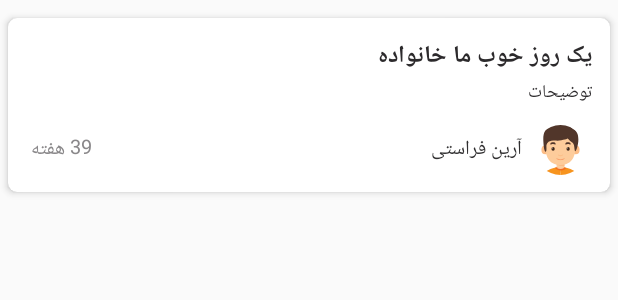
After one commit to farzinnasiri/Rasm-travel-advisor, an Android app: the layout adventure_item.xml on its own in the app's theme, with its tools: preview values and no code run, on a phone screen of 412 x 824 dp. The commit adds this screen. Shown: the top 300 px of the screen. Run offline under Robolectric (Android 15) with nearby library versions, the phone set to English and light mode, and no system bars.

Commit message:
adventure card layout added

```diff
--- /dev/null
+++ b/app/src/main/java/com/rasm/adapters/AdventuresRecylerViewAdapter.java
@@ -0,0 +1,35 @@
+package com.rasm.adapters;
+
+import android.support.annotation.NonNull;
+import android.support.v7.widget.RecyclerView;
+import android.view.View;
+import android.view.ViewGroup;
+
+public class AdventuresRecylerViewAdapter extends
+        RecyclerView.Adapter<AdventuresRecylerViewAdapter.ViewHolder> {
+
+
+    @NonNull
+    @Override
+    public ViewHolder onCreateViewHolder(@NonNull ViewGroup viewGroup, int i) {
+        return null;
+    }
+
+    @Override
+    public void onBindViewHolder(@NonNull ViewHolder viewHolder, int i) {
+
+    }
+
+    @Override
+    public int getItemCount() {
+        return 0;
+    }
+
+    public class ViewHolder extends RecyclerView.ViewHolder{
+
+    public ViewHolder(@NonNull View itemView) {
+        super(itemView);
+    }
+}
+
+}
--- a/app/src/main/java/com/rasm/database/SQLiteOpenHelperExtender.java
+++ b/app/src/main/java/com/rasm/database/SQLiteOpenHelperExtender.java
@@ -50,10 +50,9 @@ public class SQLiteOpenHelperExtender extends SQLiteOpenHelper {
             + UserContract.UserEntry.COLUMN_VISIBILITY + " INTEGER NOT NULL DEFAULT 0, "
             + UserContract.UserEntry.COLUMN_UPLOADEDFILES + " BLOB, "
             + UserContract.UserEntry.COLUMN_SCORE + " INTEGER NOT NULL DEFAULT 0);";
-    private static final String SQL_CREATE_ENTRIES_USER_ADVENTURE = "CREATE TABLE IF NOT EXISTS " + UserAdventureContract.UserAdventureEntry.TABLE_NAME + " ("
-//            +UserContract.UserEntry._ID+" INTEGER PRIMARY KEY AUTOINCREMENT, "
+    private static final String SQL_CREATE_ENTRIES_USER_ADVENTURE = "CREATE TABLE IF NOT EXISTS " + UserAdventureContract.UserAdventureEntry.TABLE_NAME
             + "FOREIGN KEY(" + UserAdventureContract.UserAdventureEntry.COLUMN_ADVENTUTRE + ") REFERENCES " + AdventureContract.AdventureEntry.TABLE_NAME + "(" + AdventureContract.AdventureEntry._ID + ")  ON DELETE CASCADE ON UPDATE CASCADE , "
-            + "FOREIGN KEY(" + UserAdventureContract.UserAdventureEntry.COLUMN_USER + ") REFERENCES " + UserContract.UserEntry.TABLE_NAME + "(" + UserContract.UserEntry._COLUMN_NAME + ")  ON DELETE CASCADE ON UPDATE CASCADE;";
+            + "FOREIGN KEY(" + UserAdventureContract.UserAdventureEntry.COLUMN_USER + ") REFERENCES " + UserContract.UserEntry.TABLE_NAME + "(" + UserContract.UserEntry._COLUMN_NAME + ")  ON DELETE CASCADE ON UPDATE CASCADE);";
     private static final String SQL_CREATE_ENTRIES_PLACES = "CREATE TABLE IF NOT EXISTS " + PlaceContract.PlaceEntry.TABLE_NAME + " ("
             + PlaceContract.PlaceEntry._ID + " INTEGER PRIMARY KEY AUTOINCREMENT, "
             + PlaceContract.PlaceEntry.COLUMN_DESCRIPTION + " TEXT, "
--- a/app/src/main/java/com/rasm/fragments/AllAdventuresFragment.java
+++ b/app/src/main/java/com/rasm/fragments/AllAdventuresFragment.java
@@ -11,7 +11,6 @@ import android.view.ViewGroup;
 import com.rasm.R;
 
 public class AllAdventuresFragment extends Fragment {
-
 
 
     public AllAdventuresFragment(){
--- /dev/null
+++ b/app/src/main/res/layout/adventure_item.xml
@@ -0,0 +1,103 @@
+<?xml version="1.0" encoding="utf-8"?>
+
+<android.support.v7.widget.CardView xmlns:android="http://schemas.android.com/apk/res/android"
+    xmlns:app="http://schemas.android.com/apk/res-auto"
+    xmlns:card_view="http://schemas.android.com/tools"
+    android:id="@+id/itemCrdPostHolder"
+    android:layout_width="match_parent"
+    android:layout_height="wrap_content"
+    android:layout_marginHorizontal="5dp"
+    android:layout_marginTop="12dp"
+    app:cardBackgroundColor="@color/white"
+    app:cardCornerRadius="6dp"
+    app:cardElevation="3dp">
+
+    <RelativeLayout
+        android:layout_width="match_parent"
+        android:layout_height="wrap_content"
+        android:orientation="vertical"
+        android:paddingLeft="12dp"
+        android:paddingTop="12dp"
+        android:paddingRight="12dp">
+
+        <LinearLayout
+            android:id="@+id/lnrContainer2"
+            android:layout_width="match_parent"
+            android:layout_height="wrap_content"
+            android:gravity="right|center_vertical"
+            android:orientation="horizontal"
+            android:weightSum="1">
+
+            <TextView
+                android:id="@+id/adventure_card_title"
+                android:layout_width="0dp"
+                android:layout_height="match_parent"
+                android:layout_weight="0.8"
+                android:gravity="right|center_vertical"
+                android:lineSpacingExtra="2dp"
+                android:text="یک روز خوب ما خانواده"
+                android:textColor="#2C2A2C"
+                android:textDirection="anyRtl"
+                android:textSize="16sp"
+                android:textStyle="bold" />
+
+        </LinearLayout>
+
+        <RelativeLayout
+            android:id="@+id/adventure_card_username"
+            android:layout_width="match_parent"
+            android:layout_height="40dp"
+            android:layout_below="@+id/adventure_desc"
+            android:layout_marginTop="8dp"
+            android:layout_marginBottom="8dp"
+            android:padding="3dp">
+
+            <TextView
+                android:id="@+id/itemTxtAuthorName"
+                android:layout_width="wrap_content"
+                android:layout_height="match_parent"
+                android:layout_marginRight="8dp"
+                android:layout_toLeftOf="@+id/adventure_card_profile_photo"
+                android:gravity="center_vertical"
+                android:text="آرین فراستی"
+                android:textColor="#313031"
+                android:textSize="13sp" />
+
+            <TextView
+                android:id="@+id/adventure_card_date"
+                android:layout_width="wrap_content"
+                android:layout_height="match_parent"
+                android:layout_alignParentLeft="true"
+                android:layout_toLeftOf="@+id/itemTxtAuthorName"
+                android:gravity="center_vertical|left"
+                android:text="39 هفته"
+                android:textColor="#8A888A"
+                android:textSize="13sp" />
+
+            <de.hdodenhof.circleimageview.CircleImageView
+                android:id="@+id/adventure_card_profile_photo"
+                android:layout_width="35dp"
+                android:layout_height="35dp"
+                android:layout_alignParentRight="true"
+                android:src="@drawable/ic_boy" />
+
+        </RelativeLayout>
+
+        <TextView
+            android:id="@+id/adventure_desc"
+            android:layout_width="match_parent"
+            android:layout_height="wrap_content"
+            android:layout_below="@+id/lnrContainer2"
+            android:layout_alignParentStart="true"
+            android:layout_alignParentLeft="true"
+            android:gravity="right"
+            android:lineSpacingExtra="2dp"
+            android:maxLines="3"
+            android:text="توضیحات"
+            android:textColor="#2C2A2C"
+            android:textSize="12sp" />
+
+
+    </RelativeLayout>
+
+</android.support.v7.widget.CardView>
--- a/app/src/main/res/layout/fragment_all_adventures.xml
+++ b/app/src/main/res/layout/fragment_all_adventures.xml
@@ -1,14 +1,23 @@
 <?xml version="1.0" encoding="utf-8"?>
-<FrameLayout xmlns:android="http://schemas.android.com/apk/res/android"
+<RelativeLayout xmlns:android="http://schemas.android.com/apk/res/android"
+    xmlns:app="http://schemas.android.com/apk/res-auto"
     xmlns:tools="http://schemas.android.com/tools"
     android:layout_width="match_parent"
     android:layout_height="match_parent"
+    android:orientation="vertical"
     tools:context=".fragments.AllAdventuresFragment">
 
-    <!-- TODO: Update blank fragment layout -->
-    <TextView
+    <android.support.v4.widget.SwipeRefreshLayout
+        android:id="@+id/swipe_refresh"
         android:layout_width="match_parent"
-        android:layout_height="match_parent"
-        android:text="@string/hello_blank_fragment" />
+        android:layout_height="match_parent">
 
-</FrameLayout>
+        <android.support.v7.widget.RecyclerView
+            android:id="@+id/all_adventures_list"
+            android:layout_width="match_parent"
+            android:layout_height="match_parent" />
+
+    </android.support.v4.widget.SwipeRefreshLayout>
+
+
+</RelativeLayout>
```
